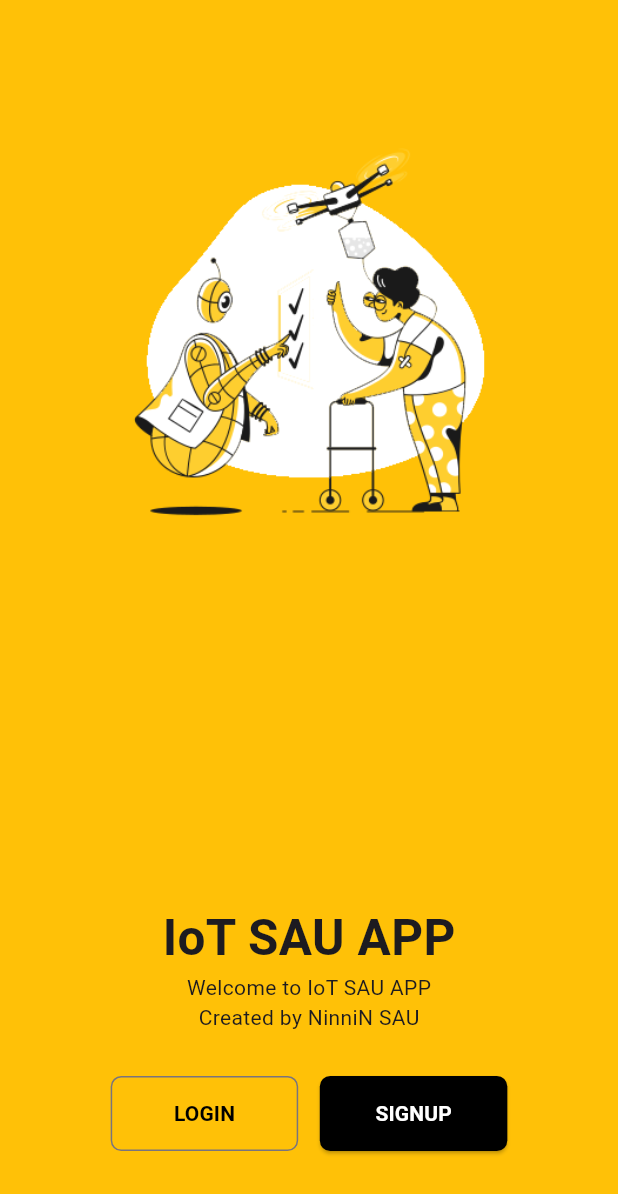
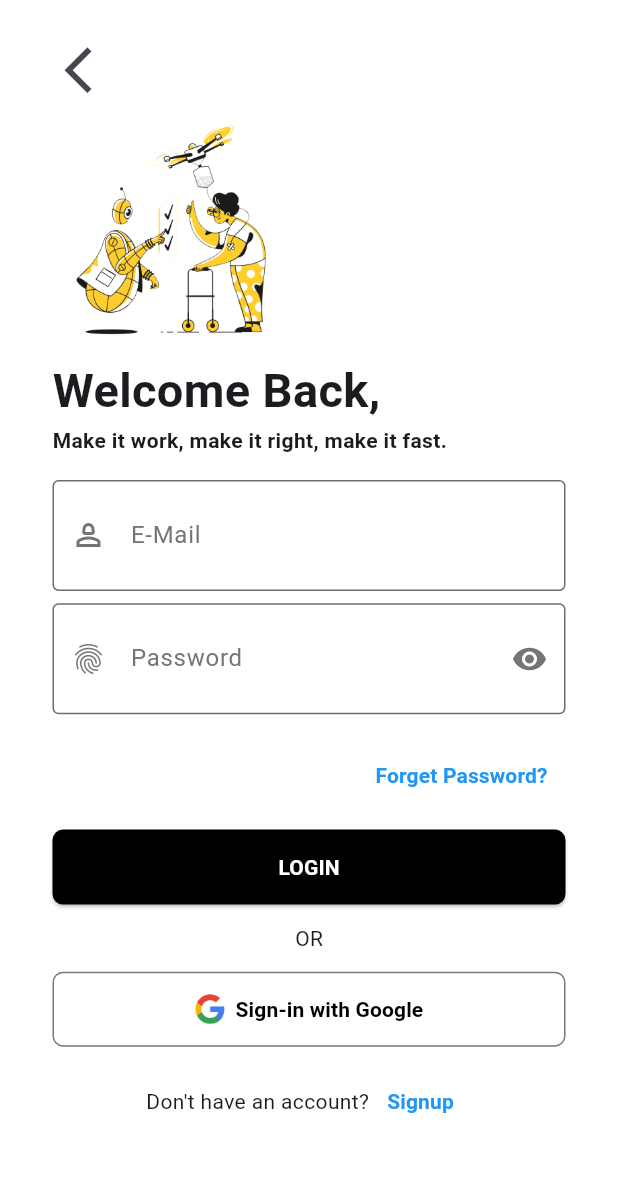
Before and after one commit to chalermsukchanintorn/iot_sau_first_project, a Flutter app: the screen it shows after launch, after a tap on "LOGIN", on a phone screen of 412 x 824 dp. Shown: the top 1194 px of the screen. Run offline on Flutter 3.47's test engine with Material 3 defaults, Android fonts, the phone set to English and light mode, and no system bars.

Commit message:
v.3 หน้า Welcome, Login เสร็จแล้วจ้าาาา

```diff
--- a/lib/main.dart
+++ b/lib/main.dart
@@ -1,4 +1,5 @@
 import 'package:flutter/material.dart';
+import 'package:iot_sau_first_project/views/login_ui.dart';
 import 'package:iot_sau_first_project/views/welcome_ui.dart';
 
 void main() {
--- /dev/null
+++ b/lib/views/login_ui.dart
@@ -0,0 +1,240 @@
+// ignore_for_file: sort_child_properties_last
+
+import 'package:flutter/material.dart';
+
+class LoginUI extends StatefulWidget {
+  const LoginUI({super.key});
+
+  @override
+  State<LoginUI> createState() => _LoginUIState();
+}
+
+class _LoginUIState extends State<LoginUI> {
+  @override
+  Widget build(BuildContext context) {
+    return Scaffold(
+      backgroundColor: Colors.white,
+      body: Padding(
+        padding: EdgeInsets.only(
+          left: 35.0,
+          right: 35.0,
+        ),
+        child: Center(
+          child: Column(
+            children: [
+              SizedBox(
+                height: MediaQuery.of(context).size.height * 0.025,
+              ),
+              Align(
+                alignment: Alignment.centerLeft,
+                child: IconButton(
+                  onPressed: () {
+                    Navigator.pop(context);
+                  },
+                  icon: Icon(
+                    Icons.arrow_back_ios,
+                    size: MediaQuery.of(context).size.height * 0.045,
+                  ),
+                ),
+              ),
+              Align(
+                alignment: Alignment.centerLeft,
+                child: Image.asset(
+                  'assets/images/logo.png',
+                  height: MediaQuery.of(context).size.height * 0.2,
+                ),
+              ),
+              Align(
+                alignment: Alignment.centerLeft,
+                child: Text(
+                  'Welcome Back,',
+                  style: TextStyle(
+                    fontSize: MediaQuery.of(context).size.height * 0.038,
+                    fontWeight: FontWeight.bold,
+                  ),
+                ),
+              ),
+              Align(
+                alignment: Alignment.centerLeft,
+                child: Text(
+                  'Make it work, make it right, make it fast.',
+                  style: TextStyle(
+                    fontSize: MediaQuery.of(context).size.height * 0.017,
+                    fontWeight: FontWeight.bold,
+                  ),
+                ),
+              ),
+              SizedBox(
+                height: MediaQuery.of(context).size.height * 0.02,
+              ),
+              TextField(
+                keyboardType: TextInputType.emailAddress,
+                decoration: InputDecoration(
+                  enabledBorder: OutlineInputBorder(
+                    borderSide: BorderSide(
+                      color: Color.fromARGB(255, 110, 109, 109),
+                    ),
+                  ),
+                  focusedBorder: OutlineInputBorder(
+                    borderSide: BorderSide(
+                      color: Color.fromARGB(255, 110, 109, 109),
+                    ),
+                  ),
+                  prefixIcon: Icon(
+                    Icons.person_2_outlined,
+                    color: Colors.grey[600],
+                  ),
+                  hintText: 'E-Mail',
+                  hintStyle: TextStyle(
+                    color: Colors.grey[600],
+                  ),
+                  // isDense: true,
+                  isCollapsed: true,
+                  contentPadding: EdgeInsets.symmetric(
+                    vertical: 25.0,
+                  ),
+                ),
+              ),
+              SizedBox(
+                height: MediaQuery.of(context).size.height * 0.01,
+              ),
+              TextField(
+                keyboardType: TextInputType.emailAddress,
+                decoration: InputDecoration(
+                  enabledBorder: OutlineInputBorder(
+                    borderSide: BorderSide(
+                      color: Color.fromARGB(255, 110, 109, 109),
+                    ),
+                  ),
+                  focusedBorder: OutlineInputBorder(
+                    borderSide: BorderSide(
+                      color: Color.fromARGB(255, 110, 109, 109),
+                    ),
+                  ),
+                  prefixIcon: Icon(
+                    Icons.fingerprint,
+                    color: Colors.grey[600],
+                  ),
+                  hintText: 'Password',
+                  hintStyle: TextStyle(
+                    color: Colors.grey[600],
+                  ),
+                  // isDense: true,
+                  isCollapsed: true,
+                  contentPadding: EdgeInsets.symmetric(
+                    vertical: 25.0,
+                  ),
+                  suffixIcon: Icon(
+                    Icons.visibility,
+                    color: Colors.grey[600],
+                  ),
+                ),
+              ),
+              SizedBox(
+                height: MediaQuery.of(context).size.height * 0.02,
+              ),
+              Align(
+                alignment: Alignment.centerRight,
+                child: TextButton(
+                  onPressed: () {},
+                  child: Text(
+                    'Forget Password?',
+                    style: TextStyle(
+                      color: Colors.blue,
+                      fontWeight: FontWeight.bold,
+                    ),
+                  ),
+                ),
+              ),
+              SizedBox(
+                height: MediaQuery.of(context).size.height * 0.015,
+              ),
+              ElevatedButton(
+                onPressed: () {},
+                child: Text(
+                  'LOGIN',
+                  style: TextStyle(
+                    fontWeight: FontWeight.bold,
+                    color: Colors.white,
+                  ),
+                ),
+                style: ElevatedButton.styleFrom(
+                  fixedSize: Size(
+                    MediaQuery.of(context).size.width,
+                    50.0,
+                  ),
+                  backgroundColor: Colors.black,
+                  shape: RoundedRectangleBorder(
+                    borderRadius: BorderRadius.circular(
+                      7.0,
+                    ),
+                  ),
+                ),
+              ),
+              SizedBox(
+                height: MediaQuery.of(context).size.height * 0.015,
+              ),
+              Text(
+                'OR',
+              ),
+              SizedBox(
+                height: MediaQuery.of(context).size.height * 0.015,
+              ),
+              OutlinedButton(
+                onPressed: () {},
+                child: Row(
+                  mainAxisAlignment: MainAxisAlignment.center,
+                  children: [
+                    Image.asset(
+                      'assets/images/googlelogo.png',
+                      height: 20.0,
+                    ),
+                    Text(
+                      '  Sign-in with Google',
+                      style: TextStyle(
+                        fontWeight: FontWeight.bold,
+                        color: Colors.black,
+                      ),
+                    ),
+                  ],
+                ),
+                style: OutlinedButton.styleFrom(
+                  fixedSize: Size(
+                    MediaQuery.of(context).size.width,
+                    50.0,
+                  ),
+                  shape: RoundedRectangleBorder(
+                    borderRadius: BorderRadius.circular(
+                      7.0,
+                    ),
+                  ),
+                ),
+              ),
+              SizedBox(
+                height: MediaQuery.of(context).size.height * 0.015,
+              ),
+              Row(
+                mainAxisAlignment: MainAxisAlignment.center,
+                children: [
+                  Text(
+                    'Don\'t have an account?',
+                  ),
+                  TextButton(
+                    onPressed: () {},
+                    child: Text(
+                      'Signup',
+                      style: TextStyle(
+                        color: Colors.blue,
+                        fontWeight: FontWeight.bold,
+                      ),
+                    ),
+                  ),
+                ],
+              ),
+            ],
+          ),
+        ),
+      ),
+    );
+  }
+}
--- a/lib/views/signin_ui.dart
+++ /dev/null
@@ -1,15 +0,0 @@
-import 'package:flutter/material.dart';
-
-class SigninUI extends StatefulWidget {
-  const SigninUI({super.key});
-
-  @override
-  State<SigninUI> createState() => _SigninUIState();
-}
-
-class _SigninUIState extends State<SigninUI> {
-  @override
-  Widget build(BuildContext context) {
-    return Scaffold();
-  }
-}
--- a/lib/views/signup_ui.dart
+++ b/lib/views/signup_ui.dart
@@ -10,6 +10,8 @@ class SignupUI extends StatefulWidget {
 class _SignupUIState extends State<SignupUI> {
   @override
   Widget build(BuildContext context) {
-    return Scaffold();
+    return Scaffold(
+      backgroundColor: Colors.pink,
+    );
   }
 }
--- a/lib/views/welcome_ui.dart
+++ b/lib/views/welcome_ui.dart
@@ -1,6 +1,8 @@
 // ignore_for_file: sort_child_properties_last
 
 import 'package:flutter/material.dart';
+import 'package:iot_sau_first_project/views/login_ui.dart';
+import 'package:iot_sau_first_project/views/signup_ui.dart';
 
 class WelcomeUI extends StatefulWidget {
   const WelcomeUI({super.key});
@@ -48,7 +50,15 @@ class _WelcomeUIState extends State<WelcomeUI> {
               mainAxisAlignment: MainAxisAlignment.center,
               children: [
                 OutlinedButton(
-                  onPressed: () {},
+                  onPressed: () {
+                    //เปิดหน้าจอแบบย้อนกลับได้
+                    Navigator.push(
+                      context,
+                      MaterialPageRoute(
+                        builder: (context) => LoginUI(),
+                      ),
+                    );
+                  },
                   child: Text(
                     'LOGIN',
                     style: TextStyle(
@@ -72,7 +82,15 @@ class _WelcomeUIState extends State<WelcomeUI> {
                   width: MediaQuery.of(context).size.width * 0.035,
                 ),
                 ElevatedButton(
-                  onPressed: () {},
+                  onPressed: () {
+                    //เปิดหน้าจอแบบย้อนกลับได้
+                    Navigator.push(
+                      context,
+                      MaterialPageRoute(
+                        builder: (context) => SignupUI(),
+                      ),
+                    );
+                  },
                   child: Text(
                     'SIGNUP',
                     style: TextStyle(
```
